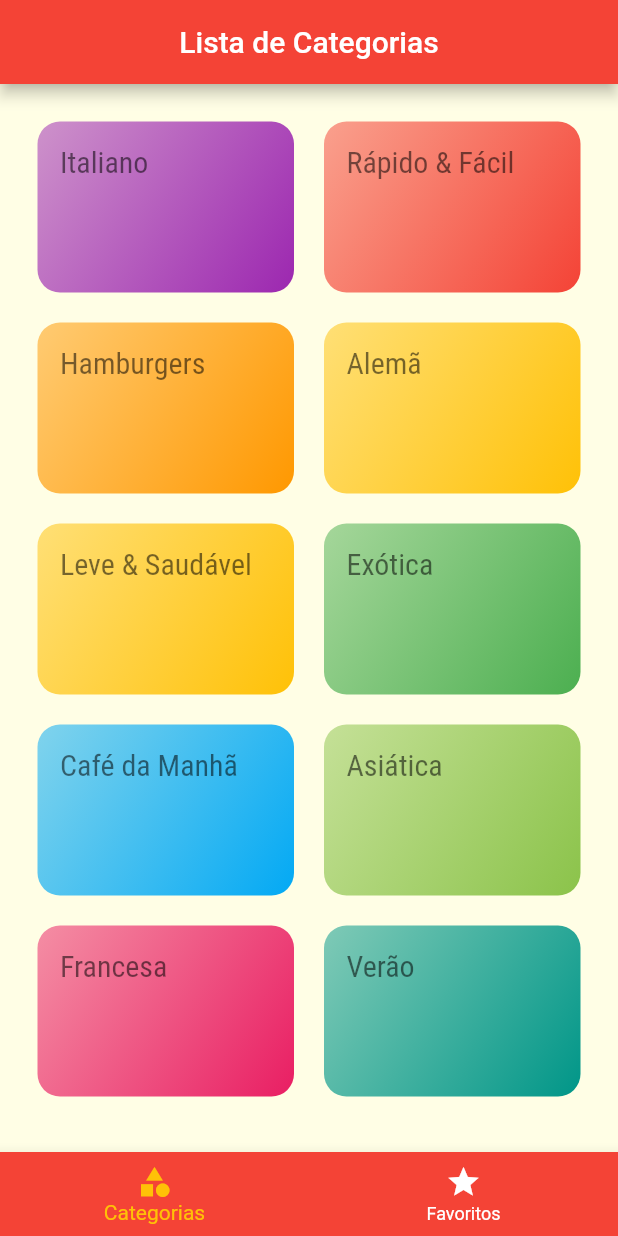
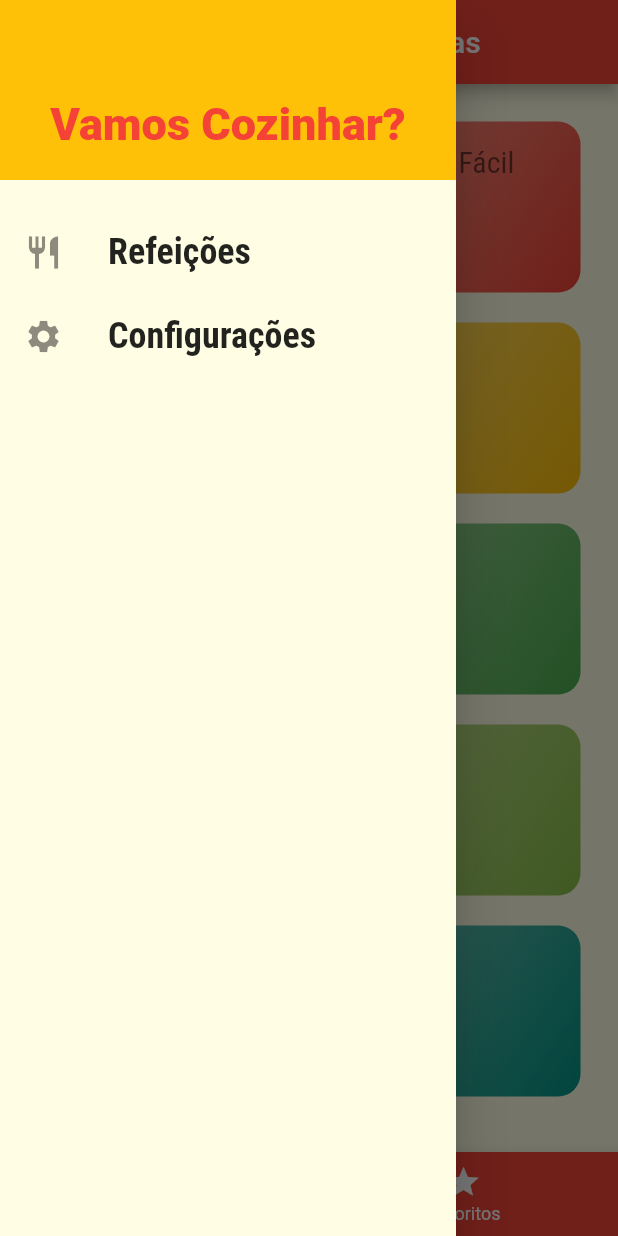
Before and after one commit to LimaNathan/refeicoes, a Flutter app: the screen it shows after launch, with the side drawer open (before the commit the screen has no drawer), on a phone screen of 412 x 824 dp. Run offline on Flutter 3.47's test engine with Material 2 defaults, Android fonts, the phone set to English and light mode, and no system bars.

Commit message:
Corrigidos os problemas no drawer

```diff
--- /dev/null
+++ b/lib/components/main_drawer.dart
@@ -0,0 +1,64 @@
+import 'package:flutter/material.dart';
+import 'package:refeicoes/utils/app_routes.dart';
+
+class MainDrawer extends StatelessWidget {
+  const MainDrawer({Key? key}) : super(key: key);
+
+  @override
+  Widget build(BuildContext context) {
+    return Drawer(
+      child: Column(
+        children: [
+          Container(
+            alignment: Alignment.bottomCenter,
+            height: 120,
+            width: double.infinity,
+            padding: const EdgeInsets.all(20),
+            color: Theme.of(context).colorScheme.secondary,
+            child: Text(
+              'Vamos Cozinhar?',
+              style: TextStyle(
+                fontWeight: FontWeight.w900,
+                fontSize: 30,
+                color: Theme.of(context).primaryColor,
+              ),
+            ),
+          ),
+          const SizedBox(height: 20),
+          ListTile(
+            onTap: () =>
+                Navigator.of(context).pushReplacementNamed(AppRoutes.home),
+            leading: const Icon(
+              Icons.restaurant,
+              size: 26,
+            ),
+            title: const Text(
+              'Refeições',
+              style: TextStyle(
+                fontFamily: 'RobotoCondensed',
+                fontWeight: FontWeight.bold,
+                fontSize: 24,
+              ),
+            ),
+          ),
+          ListTile(
+            onTap: () =>
+                Navigator.of(context).pushReplacementNamed(AppRoutes.settings),
+            leading: const Icon(
+              Icons.settings,
+              size: 26,
+            ),
+            title: const Text(
+              'Configurações',
+              style: TextStyle(
+                fontFamily: 'RobotoCondensed',
+                fontWeight: FontWeight.bold,
+                fontSize: 24,
+              ),
+            ),
+          ),
+        ],
+      ),
+    );
+  }
+}
--- a/lib/main.dart
+++ b/lib/main.dart
@@ -1,7 +1,7 @@
 import 'package:flutter/material.dart';
 import 'package:refeicoes/screens/categories_meals_screen.dart';
-import 'package:refeicoes/screens/categories_screen.dart';
 import 'package:refeicoes/screens/meal_detail_screen.dart';
+import 'package:refeicoes/screens/settings_screen.dart';
 import 'package:refeicoes/screens/tabs_screen.dart';
 import 'utils/app_routes.dart';
 
@@ -30,6 +30,7 @@ class MyApp extends StatelessWidget {
         AppRoutes.home: (ctx) => const TabsScreen(),
         AppRoutes.categoriesMeals: (ctx) => CategoriesMealsScreen(),
         AppRoutes.mealDetail: (ctx) => const MealDetailScreen(),
+        AppRoutes.settings: (ctx) => const SettingsScreen(),
       },
     );
   }
--- a/lib/screens/meal_detail_screen.dart
+++ b/lib/screens/meal_detail_screen.dart
@@ -81,6 +81,10 @@ class MealDetailScreen extends StatelessWidget {
           ],
         ),
       ),
+      floatingActionButton: FloatingActionButton(
+        child: const Icon(Icons.star),
+        onPressed: () => Navigator.of(context).pop(meal.title),
+      ),
     );
   }
 }
--- /dev/null
+++ b/lib/screens/settings_screen.dart
@@ -0,0 +1,15 @@
+import 'package:flutter/material.dart';
+import 'package:refeicoes/components/main_drawer.dart';
+
+class SettingsScreen extends StatelessWidget {
+  const SettingsScreen({Key? key}) : super(key: key);
+
+  @override
+  Widget build(BuildContext context) {
+    return Scaffold(
+      appBar: AppBar(title: const Text('Configurações')),
+      drawer: const MainDrawer(),
+      body: const Center(child: Text('Configurações!')),
+    );
+  }
+}
--- a/lib/screens/tabs_screen.dart
+++ b/lib/screens/tabs_screen.dart
@@ -1,4 +1,5 @@
 import 'package:flutter/material.dart';
+import 'package:refeicoes/components/main_drawer.dart';
 import 'package:refeicoes/screens/categories_screen.dart';
 import 'package:refeicoes/screens/favorite_screen.dart';
 
@@ -33,6 +34,7 @@ class _TabsScreenState extends State<TabsScreen> {
       appBar: AppBar(
         title: Center(child: Text(_titles[_selectedScreenIndex])),
       ),
+      drawer: const MainDrawer(),
       body: _screens[_selectedScreenIndex],
       bottomNavigationBar: BottomNavigationBar(
         unselectedItemColor: Colors.white,
--- a/lib/utils/app_routes.dart
+++ b/lib/utils/app_routes.dart
@@ -2,4 +2,5 @@ class AppRoutes {
   static const home = '/';
   static const categoriesMeals = '/categoriesMeals';
   static const mealDetail = '/mealDetail';
+  static const settings = '/settings';
 }
```
Also changed, not shown: lib/components/meals_item.dart (+11 -1 lines), lib/data/dummy_data.dart (+20 -20 lines), lib/models/meal.dart (+12 -12 lines).
